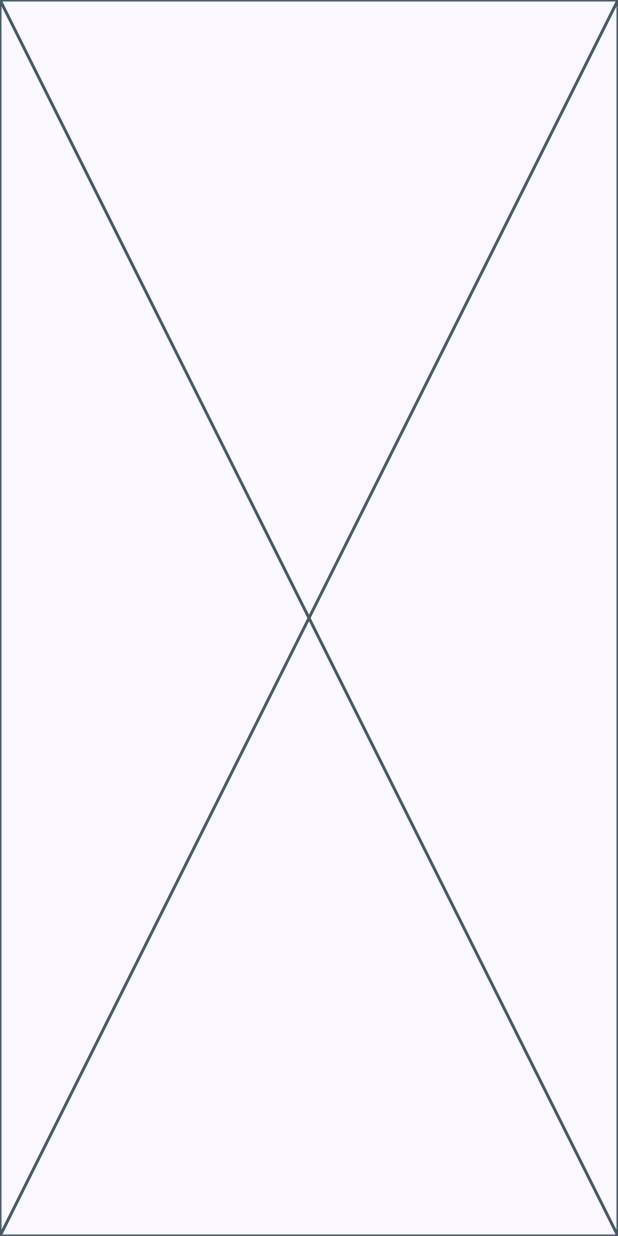
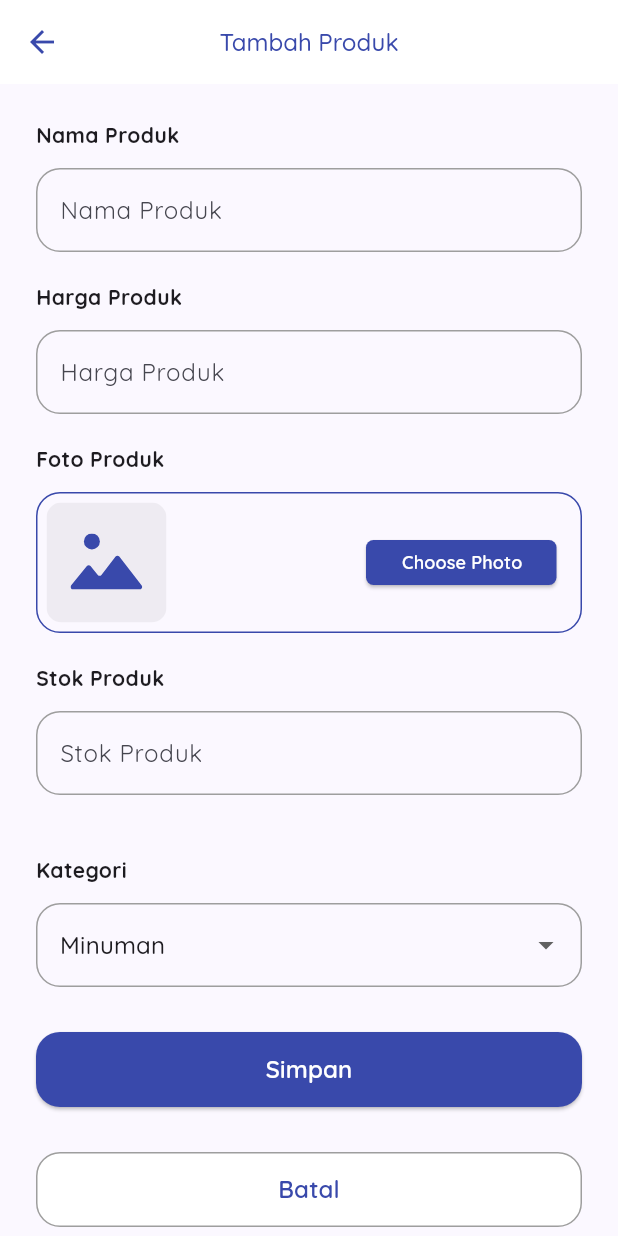
Before and after one commit to kikiramadhan075/epos, a Flutter app: the AddProductPage screen opened directly, on a phone screen of 412 x 824 dp. Run offline on Flutter 3.47's test engine with Material 3 defaults, Android fonts, the light colour scheme and no system bars; our stand-ins replace bloc, cached_network_image, dartz, flutter_bloc, flutter_svg, freezed_annotation and 4 more; accounts and stored records are empty.

Commit message:
fixing get API Products, add best seller, custom dropdown, add category model and manage product

```diff
--- a/lib/core/components/custom_dropdown.dart
+++ b/lib/core/components/custom_dropdown.dart
@@ -2,11 +2,11 @@ import 'package:flutter/material.dart';
 
 import 'spaces.dart';
 
-class CustomDropdown extends StatelessWidget {
-  final String? value;
-  final List<String> items;
+class CustomDropdown<T> extends StatelessWidget {
+  final T? value;
+  final List<T> items;
   final String label;
-  final Function(String? value)? onChanged;
+  final Function(T? value)? onChanged;
 
   const CustomDropdown({
     super.key,
@@ -29,13 +29,13 @@ class CustomDropdown extends StatelessWidget {
           ),
         ),
         const SpaceHeight(12.0),
-        DropdownButtonFormField<String>(
+        DropdownButtonFormField<T>(
           value: value,
           onChanged: onChanged,
-          items: items.map((String item) {
-            return DropdownMenuItem<String>(
+          items: items.map((T item) {
+            return DropdownMenuItem<T>(
               value: item,
-              child: Text(item),
+              child: Text(item.toString()),
             );
           }).toList(),
           decoration: InputDecoration(
--- /dev/null
+++ b/lib/presentation/setting/models/category_model.dart
@@ -0,0 +1,13 @@
+// ignore_for_file: public_member_api_docs, sort_constructors_first
+class CategoryModel {
+  final String value;
+  final String name;
+
+  CategoryModel({
+    required this.name,
+    required this.value,
+  });
+
+  @override
+  String toString() => name;
+}
--- a/lib/presentation/setting/pages/add_product_page.dart
+++ b/lib/presentation/setting/pages/add_product_page.dart
@@ -1,5 +1,13 @@
 import 'package:flutter/foundation.dart';
 import 'package:flutter/material.dart';
+import 'package:image_picker/image_picker.dart';
+
+import '../../../core/components/buttons.dart';
+import '../../../core/components/custom_dropdown.dart';
+import '../../../core/components/custom_text_field.dart';
+import '../../../core/components/image_picker_widget.dart';
+import '../../../core/components/spaces.dart';
+import '../models/category_model.dart';
 
 class AddProductPage extends StatefulWidget {
   const AddProductPage({super.key});
@@ -10,10 +18,26 @@ class AddProductPage extends StatefulWidget {
 
 class _AddProductPageState extends State<AddProductPage> {
   TextEditingController? nameController;
+  TextEditingController? priceController;
+  TextEditingController? stockController;
+
+  String category = 'food';
+
+  XFile? imageFile;
+
+  bool isBestSeller = false;
+
+  final List<CategoryModel> categories = [
+    CategoryModel(name: 'Minuman', value: 'drink'),
+    CategoryModel(name: 'Makanan', value: 'food'),
+    CategoryModel(name: 'Snack', value: 'snack'),
+  ];
 
   @override
   void initState() {
     nameController = TextEditingController();
+    priceController = TextEditingController();
+    stockController = TextEditingController();
     super.initState();
   }
 
@@ -22,10 +46,106 @@ class _AddProductPageState extends State<AddProductPage> {
     // TODO: implement dispose
     super.dispose();
     nameController!.dispose();
+    priceController!.dispose();
+    stockController!.dispose();
   }
 
   @override
   Widget build(BuildContext context) {
-    return const Placeholder();
+    return Scaffold(
+      appBar: AppBar(
+        title: const Text('Tambah Produk'),
+        centerTitle: true,
+      ),
+      body: ListView(
+        padding: const EdgeInsets.all(24.0),
+        children: [
+          CustomTextField(
+            controller: nameController!,
+            label: 'Nama Produk',
+          ),
+          const SpaceHeight(20.0),
+          CustomTextField(
+            controller: priceController!,
+            label: 'Harga Produk',
+            keyboardType: TextInputType.number,
+            onChanged: (value) {
+              // final int priceValue = value.toIntegerFromText;
+              // priceController.text = priceValue.currencyFormatRp;
+              // priceController.selection = TextSelection.fromPosition(
+              //     TextPosition(offset: priceController.text.length));
+            },
+          ),
+          const SpaceHeight(20.0),
+          ImagePickerWidget(
+            label: 'Foto Produk',
+            onChanged: (file) {
+              // if (file == null) {
+              //   return;
+              // }
+              // imageFile = file;
+            },
+          ),
+          const SpaceHeight(20.0),
+          CustomTextField(
+            controller: stockController!,
+            label: 'Stok Produk',
+            keyboardType: TextInputType.number,
+          ),
+          const SpaceHeight(20.0),
+          //isBestSeller
+          // Row(
+          //   children: [
+          //     Checkbox(
+          //       value: isBestSeller,
+          //       onChanged: (value) {
+          //         setState(() {
+          //           isBestSeller = value!;
+          //         });
+          //       },
+          //     ),
+          //     const Text('Produk Terlaris'),
+          //   ],
+          // ),
+          const SpaceHeight(20.0),
+          CustomDropdown(
+            value: categories.first,
+            items: categories,
+            label: 'Kategori',
+            onChanged: (value) {
+              // category = value!.value;
+            },
+          ),
+          const SpaceHeight(30.0),
+          Button.filled(
+                  onPressed: () {
+                    // final String name = nameController!.text;
+                    // final int price = priceController!.text.toIntegerFromText;
+                    // final int stock = stockController!.text.toIntegerFromText;
+                    // final Product product = Product(
+                    //     name: name,
+                    //     price: price,
+                    //     stock: stock,
+                    //     category: category,
+                    //     isBestSeller: isBestSeller,
+                    //     image: imageFile!.absolute.path,
+                    //     isSync: false);
+                    // context
+                    //     .read<ProductBloc>()
+                    //     .add(ProductEvent.addProduct(product));
+                  },
+                  label: 'Simpan',
+                ),
+          const SpaceHeight(30.0),
+          Button.outlined(
+            onPressed: () {
+              Navigator.pop(context);
+            },
+            label: 'Batal',
+          ),
+          const SpaceHeight(30.0),
+        ],
+      ),
+    );
   }
 }
--- a/lib/presentation/setting/pages/manage_product_page.dart
+++ b/lib/presentation/setting/pages/manage_product_page.dart
@@ -8,6 +8,7 @@ import '../../home/bloc/product/product_bloc.dart';
 import '../../home/models/product_category.dart';
 import '../../home/models/product_model.dart';
 import '../widgets/menu_product_item.dart';
+import 'add_product_page.dart';
 
 class ManageProduct extends StatefulWidget {
   const ManageProduct({super.key});
@@ -97,9 +98,9 @@ class _ManageProductState extends State<ManageProduct> {
       ),
       floatingActionButton: FloatingActionButton(
         onPressed: () {
-          // Navigator.push(context, MaterialPageRoute(builder: (context) {
-          //   // return const AddProductPage();
-          // }));
+          Navigator.push(context, MaterialPageRoute(builder: (context) {
+            return const AddProductPage();
+          }));
         },
         child: const Icon(Icons.add),
       ),
```
